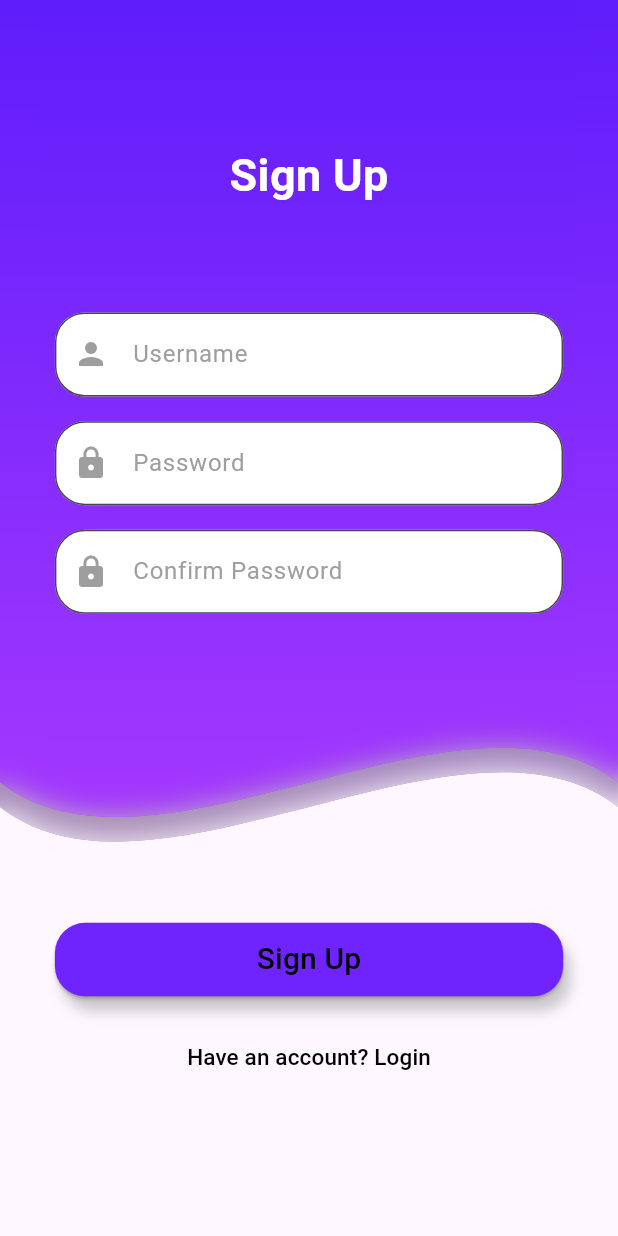
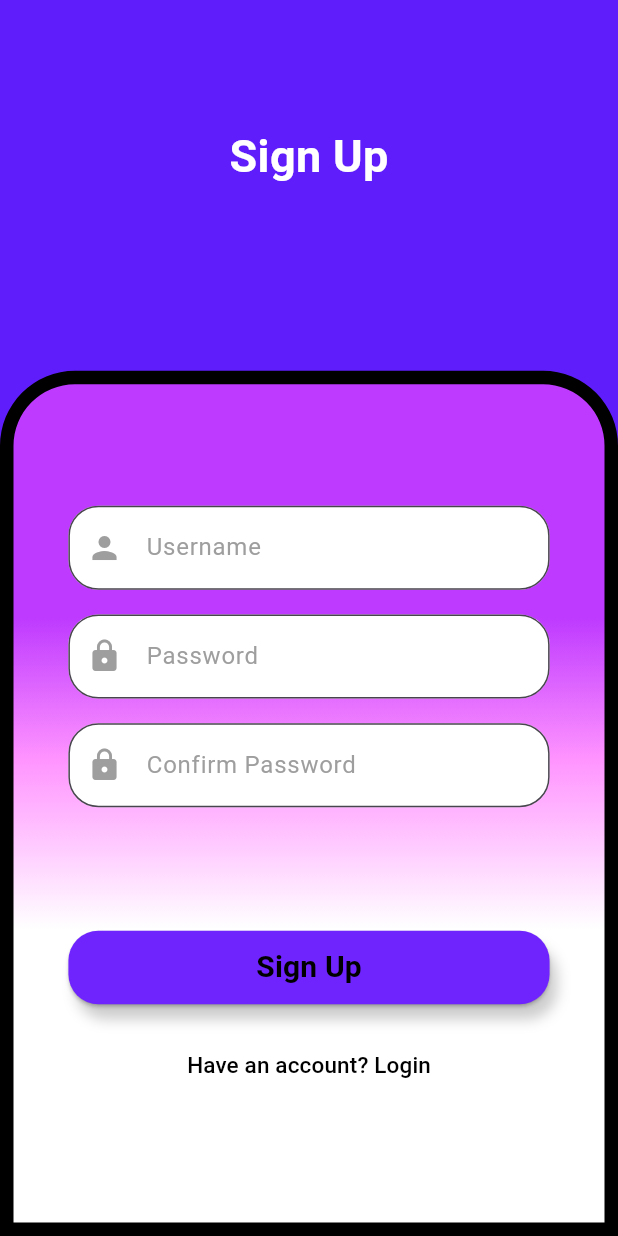
Before and after one commit to DATN-TP/FE, a Flutter app: the Signup screen opened by its route, on a phone screen of 412 x 824 dp. Run offline on Flutter 3.47's test engine with Material 3 defaults, Android fonts, the phone set to English and light mode, and no system bars; our stand-ins replace font_awesome_flutter.

Commit message:
create base

```diff
--- a/lib/views/pages/signup/signup.dart
+++ b/lib/views/pages/signup/signup.dart
@@ -1,4 +1,6 @@
-import 'package:datn/views/pages/login/widget/background.dart';
+import 'package:datn/views/animations/slideBottomToTop.dart';
+import 'package:datn/views/animations/slideTopToBottom.dart';
+import 'package:datn/views/pages/signup/widget/background_signup.dart';
 import 'package:datn/views/pages/signup/widget/confirmpass.dart';
 import 'package:datn/views/pages/signup/widget/loginbutton.dart';
 import 'package:datn/views/pages/signup/widget/password.dart';
@@ -24,25 +26,44 @@ class _SignupState extends State<Signup> {
       child: Scaffold(
         body: Stack(
           children: [
-            const Background(
-              point: 0.75,
-              color: Color.fromARGB(255, 179, 159, 176),
-              timer: 1300,
+            SlideTopToBottom(
+              durationMs: 1000,
+              child: BackgroundSignup(
+                color: Color(0xFF5f1dfb),
+                position: Alignment.bottomRight,
+                opacity: 0.1,
               ),
-            const Background(
-              point: 0.73,
-              color: Color(0xFFac3bff),
-              timer: 1500,
+            ),
+            const Align(
+              alignment: Alignment.topCenter,
+              child: SlideTopToBottom(
+                durationMs: 1000,
+                child: Signuptitle(),
+              ),
             ),
             Align(
-              alignment: Alignment.center,
+              alignment: Alignment.bottomCenter,
               child: SingleChildScrollView(
+                child: SlideBottomToTop(
+                  durationMs: 1000,
                   child: Container(
+                    height: MediaQuery.of(context).size.height * 0.7,
+                    decoration: BoxDecoration(
+                      backgroundBlendMode: BlendMode.overlay,
+                      color: Colors.white,
+                      borderRadius: const BorderRadius.only(
+                        topLeft: Radius.circular(50),
+                        topRight: Radius.circular(50),
+                      ),
+                      border: Border.all(
+                        color: Colors.black,
+                        width: 9,
+                      ),
+                    ),
                     padding: const EdgeInsets.all(16.0),
                     child: const Column(
                       mainAxisAlignment: MainAxisAlignment.center,
                       children: [
-                      Signuptitle(),
                         Username(),
                         Password(),
                         Confirmpass(),
@@ -53,6 +74,7 @@ class _SignupState extends State<Signup> {
                   ),
                 ),
               ),
+            ),
           ],
         ),
       ),
--- /dev/null
+++ b/lib/views/pages/signup/widget/background_signup.dart
@@ -0,0 +1,25 @@
+import 'package:flutter/material.dart';
+
+class BackgroundSignup extends StatelessWidget {
+  BackgroundSignup(
+      {super.key,
+      required this.color,
+      required this.position,
+      required this.opacity});
+
+  final Color color;
+  final Alignment position;
+  final double opacity;
+
+  @override
+  Widget build(BuildContext context) {
+    return Container(
+      decoration: BoxDecoration(
+        gradient: LinearGradient(colors: [
+          color.withOpacity(opacity),
+          color,
+        ], begin: position),
+      ),
+    );
+  }
+}
--- a/lib/views/pages/signup/widget/signupButton.dart
+++ b/lib/views/pages/signup/widget/signupButton.dart
@@ -30,12 +30,14 @@ class _SignupButtonState extends State<SignupButton>
         width: MediaQuery.of(context).size.width,
         margin: EdgeInsets.fromLTRB(
           size.width * 0.05,
-          size.height * 0.25,
+          size.height * 0.10,
           size.width * 0.05,
           size.height * 0.02,
         ),
         child: ElevatedButton(
-          onPressed: () {},
+          onPressed: () {
+            Navigator.pushNamed(context, '/getotp');
+          },
           style: ElevatedButton.styleFrom(
             backgroundColor: Color(0xFF6f24fd),
             padding: const EdgeInsets.symmetric(horizontal: 50, vertical: 10),
@@ -48,6 +50,7 @@ class _SignupButtonState extends State<SignupButton>
             style: TextStyle(
               color: Colors.black,
               fontSize: 20,
+              fontWeight: FontWeight.bold,
             ),
           ),
         ),
--- a/lib/views/pages/signup/widget/signupTitle.dart
+++ b/lib/views/pages/signup/widget/signupTitle.dart
@@ -1,4 +1,5 @@
 import 'package:flutter/material.dart';
+import 'package:flutter/widgets.dart';
 
 class Signuptitle extends StatelessWidget {
   const Signuptitle({super.key});
@@ -6,7 +7,7 @@ class Signuptitle extends StatelessWidget {
   @override
   Widget build(BuildContext context) {
     return Container(
-      margin: const EdgeInsets.only(bottom: 70),
+      margin: EdgeInsets.only(top: MediaQuery.of(context).size.height * 0.1),
       child: const Text(
         'Sign Up',
         style: TextStyle(
--- a/lib/views/routes/routes.dart
+++ b/lib/views/routes/routes.dart
@@ -1,4 +1,5 @@
 import 'package:datn/views/pages/home/home.dart';
+import 'package:datn/views/pages/otp/getOTP.dart';
 import 'package:flutter/material.dart';
 import 'package:datn/views/pages/login/login.dart';
 import 'package:datn/views/pages/signup/signup.dart';
@@ -7,6 +8,7 @@ class Routes {
   static const String signup = '/signup';
   static const String login = '/login';
   static const String home = '/home';
+  static const String getotp = '/getotp';
 
   static Route<dynamic> generateRoute(RouteSettings settings) {
     switch (settings.name) {
@@ -16,6 +18,8 @@ class Routes {
         return MaterialPageRoute(builder: (_) => const Login());
       case home:
         return MaterialPageRoute(builder: (_) => const Home());
+      case getotp:
+        return MaterialPageRoute(builder: (_) => const Getotp());
       default:
         return MaterialPageRoute(
           builder: (_) => Scaffold(
```
Also changed, not shown: lib/views/animations/fadeTransitionCustom.dart (added, +82 -0 lines), lib/views/pages/login/login.dart (+15 -4 lines), lib/views/pages/login/widget/dialogCustom.dart (added, +23 -0 lines), lib/views/pages/otp/getOTP.dart (added, +14 -0 lines), lib/views/pages/login/widget/background_login.dart (renamed from lib/views/pages/login/widget/background.dart). Lines whose indentation alone changed are shown as unchanged.
